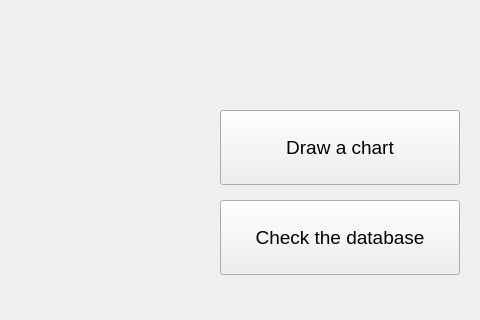
Above: mainwindow.ui from sebastiancial/bm before the change; both pictures show x 320 to 800 and y 280 to 600 of the 800 by 600 pixel window. Below: the same form after it.
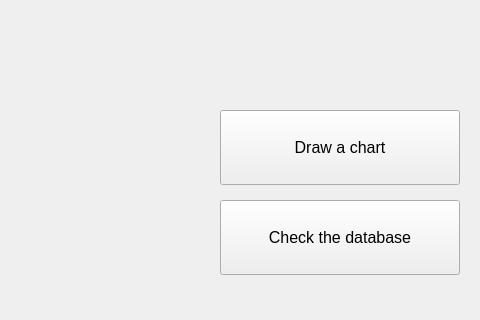
That is the form after the change.

What changed in the file:
```diff
--- a/mainwindow.ui
+++ b/mainwindow.ui
@@ -58,7 +58,7 @@
     </property>
     <property name="font">
      <font>
-      <pointsize>14</pointsize>
+      <pointsize>12</pointsize>
       <weight>50</weight>
       <bold>false</bold>
      </font>
@@ -78,7 +78,7 @@
     </property>
     <property name="font">
      <font>
-      <pointsize>14</pointsize>
+      <pointsize>12</pointsize>
       <weight>50</weight>
       <bold>false</bold>
      </font>
```
Left out of the diff: 22 changed lines with no effect on the pictures.
